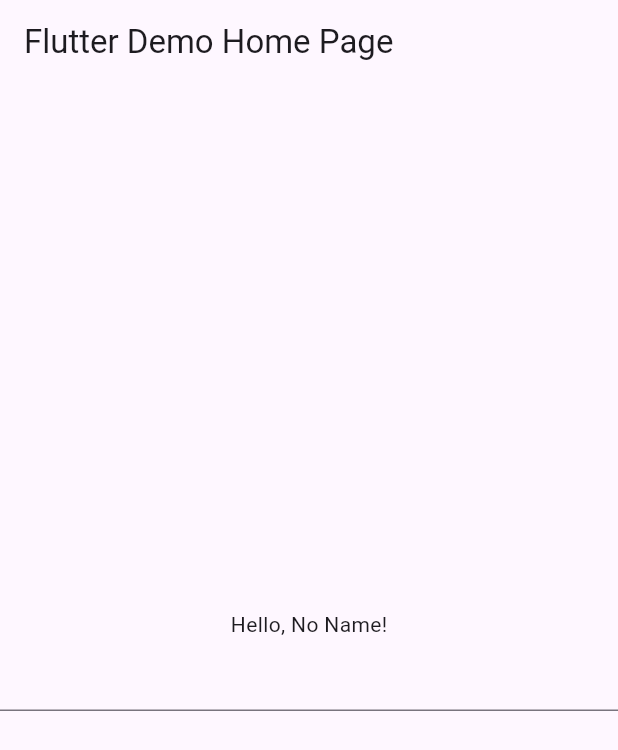
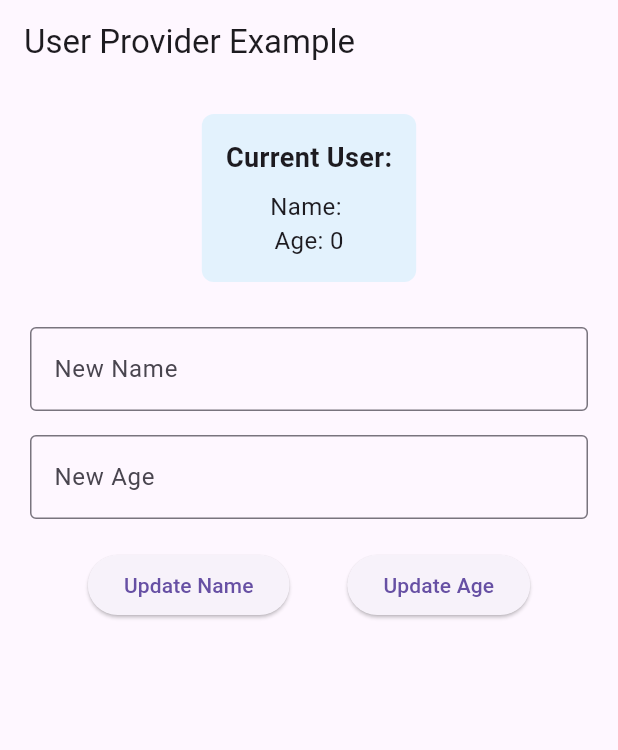
Before and after one commit to Shree-dev-0104/riverpod, a Flutter app: the screen it shows after launch, on a phone screen of 412 x 824 dp. Shown: the top 750 px of the screen. Run offline on Flutter 3.47's test engine with Material 3 defaults, Android fonts, the phone set to English and light mode, and no system bars; our stand-ins replace flutter_riverpod.

Commit message:
StateProvider and StateNotifierProvider

```diff
--- a/lib/main.dart
+++ b/lib/main.dart
@@ -1,6 +1,7 @@
 
 // import 'package:example/home_page_provider.dart';
 import 'package:example/home_page_state_provider.dart';
+import 'package:example/user_screen.dart';
 import 'package:flutter/material.dart';
 import 'package:flutter_riverpod/flutter_riverpod.dart';
 
@@ -24,7 +25,8 @@ class MyApp extends StatelessWidget {
         primarySwatch: Colors.blue,
       ),
       // home: const HomePageProvider(),
-      home: const HomePageStateProvider(),
+      // home: const HomePageStateProvider(),
+      home: UserScreen(),
     );
   }
 }
--- /dev/null
+++ b/lib/user.dart
@@ -0,0 +1,45 @@
+import 'package:flutter_riverpod/flutter_riverpod.dart';
+
+class User {
+  final String? name;
+  final int? age;
+
+  const User({
+    required this.name,
+    required this.age,
+  });
+
+
+  User copyWith({
+    String? name,
+    int? age,
+  }) {
+    return User(
+      name: name ?? this.name,
+      age: age ?? this.age,
+    );
+  }
+
+  @override
+  String toString() => 'User(name: $name, age: $age)';
+}
+
+
+class UserNotifier extends StateNotifier<User> {
+  UserNotifier() : super(const User(name: '', age: 0));
+
+
+  void updateName(String newName) {
+    state = state.copyWith(name: newName);
+  }
+
+
+  void updateAge(int newAge) {
+    state = state.copyWith(age: newAge);
+  }
+}
+
+
+final userProvider = StateNotifierProvider<UserNotifier, User>((ref) {
+  return UserNotifier();
+});
--- /dev/null
+++ b/lib/user_screen.dart
@@ -0,0 +1,97 @@
+import 'package:example/user.dart';
+import 'package:flutter/material.dart';
+import 'package:flutter_riverpod/flutter_riverpod.dart';
+
+class UserScreen extends ConsumerWidget {
+  final TextEditingController nameController = TextEditingController();
+  final TextEditingController ageController = TextEditingController();
+
+  UserScreen({super.key});
+
+  @override
+  Widget build(BuildContext context, WidgetRef ref) {
+    // Watch the user to rebuild when it changes
+    final user = ref.watch(userProvider);
+
+    return Scaffold(
+      appBar: AppBar(title: const Text('User Provider Example')),
+      body: Padding(
+        padding: const EdgeInsets.all(20),
+        child: Column(
+          children: [
+            // Display current user
+            Container(
+              padding: const EdgeInsets.all(16),
+              decoration: BoxDecoration(
+                color: Colors.blue[50],
+                borderRadius: BorderRadius.circular(8),
+              ),
+              child: Column(
+                children: [
+                  const Text('Current User:', style: TextStyle(fontSize: 18, fontWeight: FontWeight.bold)),
+                  const SizedBox(height: 8),
+                  Text('Name: ${user.name}', style: const TextStyle(fontSize: 16)),
+                  Text('Age: ${user.age}', style: const TextStyle(fontSize: 16)),
+                ],
+              ),
+            ),
+
+            const SizedBox(height: 30),
+
+            // Input fields
+            TextField(
+              controller: nameController,
+              decoration: const InputDecoration(
+                labelText: 'New Name',
+                border: OutlineInputBorder(),
+              ),
+            ),
+
+            const SizedBox(height: 16),
+
+            TextField(
+              controller: ageController,
+              decoration: const InputDecoration(
+                labelText: 'New Age',
+                border: OutlineInputBorder(),
+              ),
+              keyboardType: TextInputType.number,
+            ),
+
+            const SizedBox(height: 20),
+
+            // Buttons to update
+            Row(
+              mainAxisAlignment: MainAxisAlignment.spaceEvenly,
+              children: [
+                ElevatedButton(
+                  onPressed: () {
+                    if (nameController.text.isNotEmpty) {
+                      // Call updateName function
+                      ref.read(userProvider.notifier).updateName(nameController.text);
+                      nameController.clear();
+                    }
+                  },
+                  child: const Text('Update Name'),
+                ),
+
+                ElevatedButton(
+                  onPressed: () {
+                    if (ageController.text.isNotEmpty) {
+                      final newAge = int.tryParse(ageController.text);
+                      if (newAge != null) {
+                        // Call updateAge function
+                        ref.read(userProvider.notifier).updateAge(newAge);
+                        ageController.clear();
+                      }
+                    }
+                  },
+                  child: const Text('Update Age'),
+                ),
+              ],
+            ),
+          ],
+        ),
+      ),
+    );
+  }}
```
